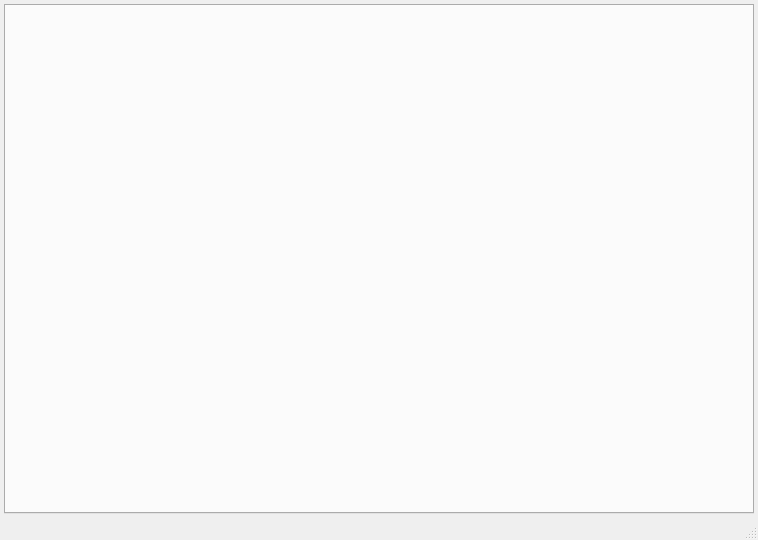
Old version of the form APP/src/messenger/imclient/chatwindow/chatwindowmanager.ui in the repository RallyWRT/qtapplications.
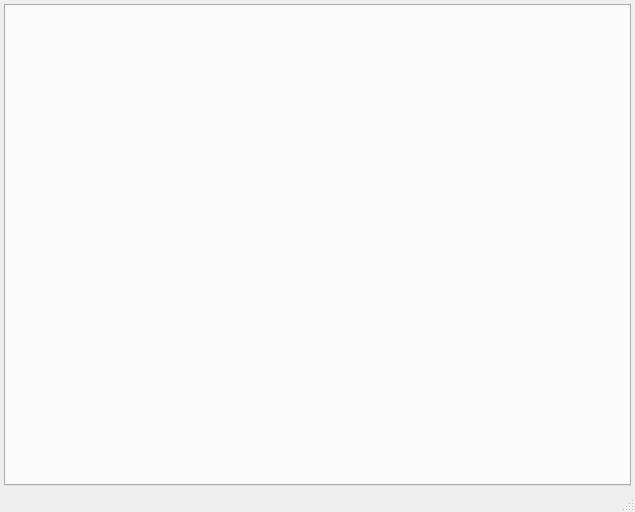
New version of the form.

Diff of the .ui file:
```diff
--- a/APP/src/messenger/imclient/chatwindow/chatwindowmanager.ui
+++ b/APP/src/messenger/imclient/chatwindow/chatwindowmanager.ui
@@ -6,8 +6,8 @@
    <rect>
     <x>0</x>
     <y>0</y>
-    <width>758</width>
-    <height>540</height>
+    <width>635</width>
+    <height>512</height>
    </rect>
   </property>
   <property name="windowTitle">
```
Left out of the diff: 2 changed lines with no effect on the pictures.
